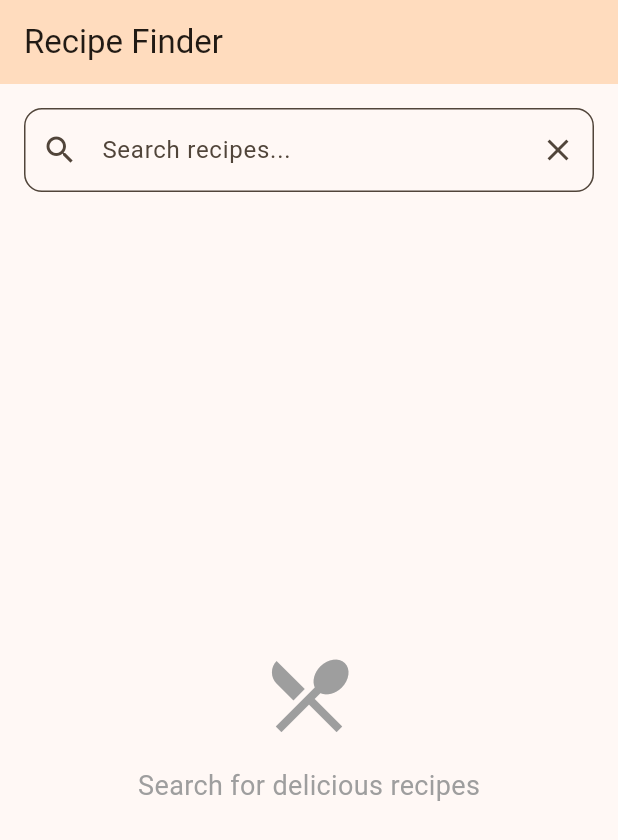
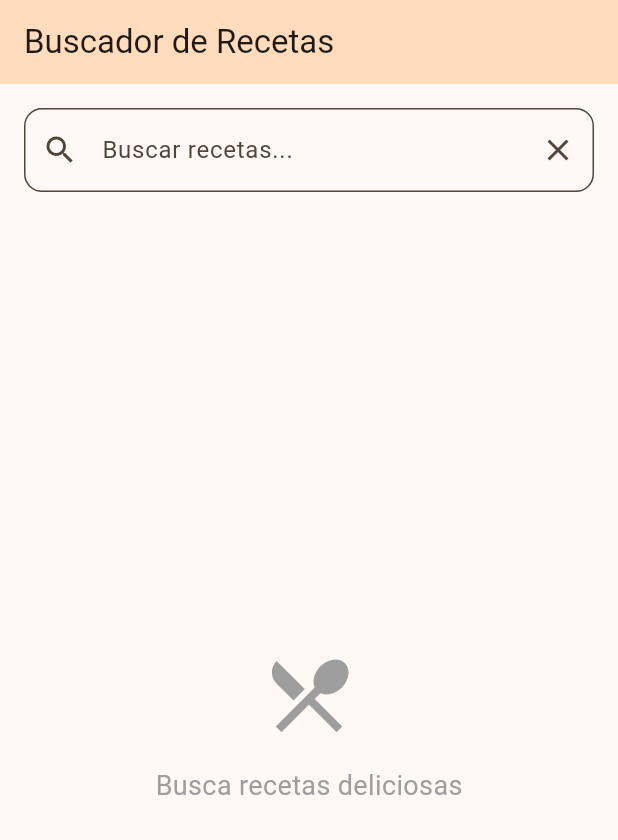
Before and after one commit to maoja37/recipe_app_clean_architecture_riverpod, a Flutter app: the screen it shows after launch, on a phone screen of 412 x 824 dp. Shown: the top 840 px of the screen. Run offline on Flutter 3.47's test engine with Material 3 defaults, Android fonts, the phone set to English and light mode, and no system bars; our stand-ins replace cached_network_image, dartz, dio, equatable, flutter_riverpod, pretty_dio_logger; generated files the repository leaves out were written again.

Commit message:
add localization support for recipe details, search, and error handling; update ARB files for translations

```diff
--- a/lib/features/recipes/presentation/pages/recipe_search_page.dart
+++ b/lib/features/recipes/presentation/pages/recipe_search_page.dart
@@ -1,4 +1,5 @@
 import 'package:flutter/material.dart';
+import 'package:flutter_gen/gen_l10n/app_localizations.dart';
 import 'package:flutter_riverpod/flutter_riverpod.dart';
 import 'package:recipe_huto_test/core/constants/size.dart';
 import 'package:recipe_huto_test/features/recipes/presentation/providers/recipe_providers.dart';
@@ -12,18 +13,19 @@ class RecipeSearchPage extends ConsumerWidget {
 
   @override
   Widget build(BuildContext context, WidgetRef ref) {
+    final l10n = AppLocalizations.of(context);
     // Watch the search state for changes
     final searchState = ref.watch(searchNotifierProvider);
 
     return Scaffold(
       appBar: AppBar(
-        title: const Text('Recipe Finder'),
+        title: Text(l10n.appTitle),
         backgroundColor: Theme.of(context).colorScheme.primaryContainer,
       ),
       body: Column(
         children: [
           const RecipeSearchBar(),
-       // Expanded widget to fill remaining space with search results or error/loading widgets
+          // Expanded widget to fill remaining space with search results or error/loading widgets
           Expanded(child: _buildBody(context, searchState, ref)),
         ],
       ),
@@ -47,14 +49,14 @@ class RecipeSearchPage extends ConsumerWidget {
     }
     // Show 'No recipes found" message when search returns empty results
     if (state.recipes.isEmpty && state.query.isNotEmpty) {
-      return const Center(
+      return Center(
         child: Column(
           mainAxisAlignment: MainAxisAlignment.center,
           children: [
             Icon(Icons.search_off, size: 64, color: Colors.grey),
             VerticalSpacing(16),
             Text(
-              'No recipes found',
+              AppLocalizations.of(context).foundRecipes(0),
               style: TextStyle(fontSize: 18, color: Colors.grey),
             ),
           ],
@@ -64,14 +66,14 @@ class RecipeSearchPage extends ConsumerWidget {
 
     // Show initial state message when no search has been performed
     if (state.recipes.isEmpty) {
-      return const Center(
+      return Center(
         child: Column(
           mainAxisAlignment: MainAxisAlignment.center,
           children: [
             Icon(Icons.restaurant_menu, size: 64, color: Colors.grey),
             VerticalSpacing(16),
             Text(
-              'Search for delicious recipes',
+              AppLocalizations.of(context).searchForDeliciousRecipes,
               style: TextStyle(fontSize: 18, color: Colors.grey),
             ),
           ],
--- a/lib/features/recipes/presentation/widgets/loading_widget.dart
+++ b/lib/features/recipes/presentation/widgets/loading_widget.dart
@@ -1,4 +1,5 @@
 import 'package:flutter/material.dart';
+import 'package:flutter_gen/gen_l10n/app_localizations.dart';
 import 'package:recipe_huto_test/core/constants/size.dart';
 
 class LoadingWidget extends StatelessWidget {
@@ -6,13 +7,14 @@ class LoadingWidget extends StatelessWidget {
 
   @override
   Widget build(BuildContext context) {
-    return const Center(
+    final l10n = AppLocalizations.of(context);
+    return Center(
       child: Column(
         mainAxisAlignment: MainAxisAlignment.center,
         children: [
           CircularProgressIndicator(),
           VerticalSpacing(16),
-          Text('Searching recipes...'),
+          Text(l10n.searchingRecipes),
         ],
       ),
     );
--- a/lib/features/recipes/presentation/widgets/recipe_card.dart
+++ b/lib/features/recipes/presentation/widgets/recipe_card.dart
@@ -3,6 +3,7 @@ import 'package:flutter/material.dart';
 import 'package:recipe_huto_test/core/constants/size.dart';
 import 'package:recipe_huto_test/features/recipes/domain/entities/recipe_entity.dart';
 import 'package:recipe_huto_test/features/recipes/presentation/pages/recipe_detail_page.dart';
+import 'package:flutter_gen/gen_l10n/app_localizations.dart';
 
 class RecipeCard extends StatelessWidget {
   final RecipeEntity recipe;
@@ -11,6 +12,7 @@ class RecipeCard extends StatelessWidget {
 
   @override
   Widget build(BuildContext context) {
+    final l10n = AppLocalizations.of(context);
     return Card(
       margin: const EdgeInsets.symmetric(horizontal: 16, vertical: 8),
       child: InkWell(
@@ -35,12 +37,10 @@ class RecipeCard extends StatelessWidget {
                 height: 200,
                 width: double.infinity,
                 fit: BoxFit.cover,
-                placeholder:
-                    (context, url) =>
+                placeholder: (context, url) =>
                     const Center(child: CircularProgressIndicator()),
                 //fallback widget in case image fails to load
-                errorWidget:
-                    (context, url, error) => Container(
+                errorWidget: (context, url, error) => Container(
                   height: 200,
                   color: Colors.grey[300],
                   child: const Icon(
@@ -77,7 +77,7 @@ class RecipeCard extends StatelessWidget {
                     Padding(
                       padding: const EdgeInsets.only(top: 4),
                       child: Text(
-                        'Origin: ${recipe.strArea}',
+                        l10n.originFrom(recipe.strArea ?? ""),
                         style: Theme.of(context).textTheme.bodyMedium,
                       ),
                     ),
--- a/lib/features/recipes/presentation/widgets/recipe_search_bar.dart
+++ b/lib/features/recipes/presentation/widgets/recipe_search_bar.dart
@@ -3,8 +3,7 @@ import 'dart:async';
 import 'package:flutter/material.dart';
 import 'package:flutter_riverpod/flutter_riverpod.dart';
 import 'package:recipe_huto_test/features/recipes/presentation/providers/recipe_providers.dart';
-
-
+import 'package:flutter_gen/gen_l10n/app_localizations.dart';
 
 class RecipeSearchBar extends ConsumerStatefulWidget {
   const RecipeSearchBar({super.key});
@@ -15,7 +14,7 @@ class RecipeSearchBar extends ConsumerStatefulWidget {
 
 class _RecipeSearchBarState extends ConsumerState<RecipeSearchBar> {
   final TextEditingController _searchController = TextEditingController();
-    // timer for implementing debounce functionality to limit API calls
+  // timer for implementing debounce functionality to limit API calls
   Timer? _debounce;
 
   @override
@@ -42,12 +41,13 @@ class _RecipeSearchBarState extends ConsumerState<RecipeSearchBar> {
 
   @override
   Widget build(BuildContext context) {
+   final l10n = AppLocalizations.of(context);
     return Padding(
       padding: const EdgeInsets.all(16.0),
       child: TextField(
         controller: _searchController,
         decoration: InputDecoration(
-          hintText: 'Search recipes...',
+          hintText: l10n.searchRecipes,
           prefixIcon: const Icon(Icons.search),
           //clear button to clear the search field, for better UX sha
           suffixIcon: IconButton(
--- a/lib/l10n/app_es.arb
+++ b/lib/l10n/app_es.arb
@@ -20,5 +20,6 @@
   "viewSource": "Ver Fuente",
   "foundRecipes": "{count, plural, =0{No se encontraron recetas} =1{Se encontró 1 receta} other{Se encontraron {count} recetas}}",
   "ingredientWithMeasure": "{measure} {ingredient}",
-  "recipeFrom": "Receta de {area}"
+  "recipeFrom": "Receta de {area}",
+  "originFrom": "Origen {area}"
 }
--- a/lib/l10n/app_fr.arb
+++ b/lib/l10n/app_fr.arb
@@ -20,5 +20,6 @@
   "viewSource": "Voir la Source",
   "foundRecipes": "{count, plural, =0{Aucune recette trouvée} =1{1 recette trouvée} other{{count} recettes trouvées}}",
   "ingredientWithMeasure": "{measure} {ingredient}",
-  "recipeFrom": "Recette de {area}"
+  "recipeFrom": "Recette de {area}",
+  "originFrom": "Origine {area}"
 }
--- a/lib/main.dart
+++ b/lib/main.dart
@@ -24,6 +24,7 @@ class MyApp extends StatelessWidget {
       localizationsDelegates: AppLocalizations.localizationsDelegates,
       supportedLocales: AppLocalizations.supportedLocales,
       debugShowCheckedModeBanner: false,
+      locale: const Locale('es'),
       theme: ThemeData(
         colorScheme: ColorScheme.fromSeed(
           seedColor: Colors.orange,
```
Also changed, not shown: lib/features/recipes/presentation/pages/recipe_detail_page.dart (+16 -14 lines), lib/features/recipes/presentation/widgets/error_widget.dart (+7 -7 lines), lib/l10n/app_en.arb (+10 -0 lines), 1 other file. Lines whose indentation alone changed are shown as unchanged.
